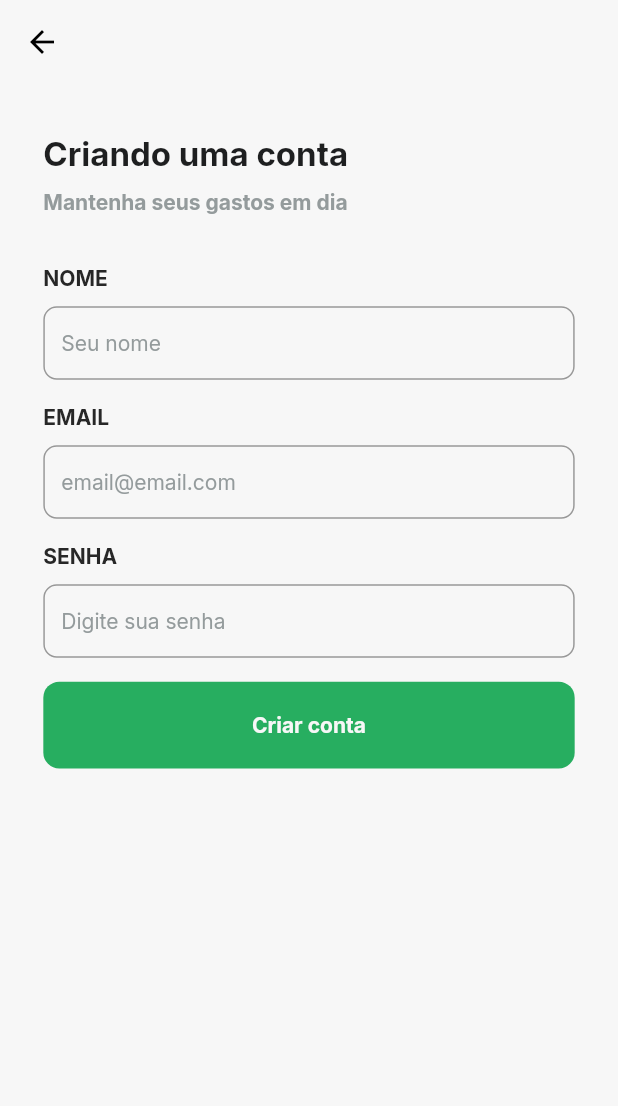
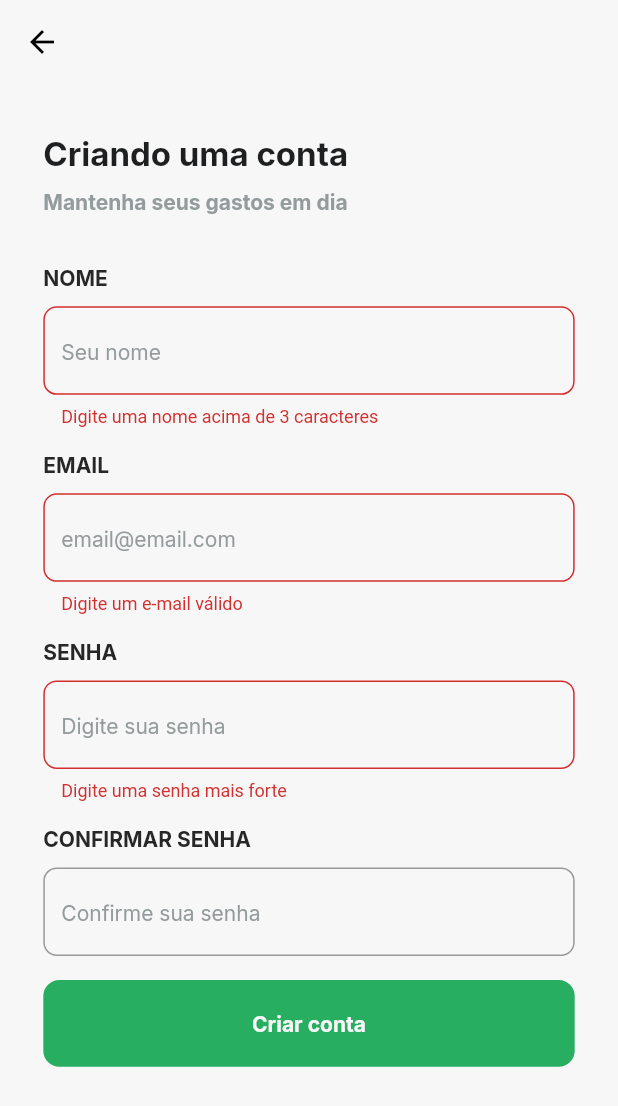
Before and after one commit to smiqueias/Ta-Caro-App, a Flutter app: the CreateAccountScreen screen opened directly, after a tap on "Criar conta", on a phone screen of 412 x 824 dp. Shown: the top 1106 px of the screen. Run offline on Flutter 3.47's test engine with Material 2 defaults, Android fonts, the phone set to English and light mode, and no system bars; our stand-ins replace flutter_screenutil, google_fonts, validators.

Commit message:
added validators in create screen

```diff
--- /dev/null
+++ b/lib/src/modules/create-account/view-model/create_account_vm.dart
@@ -0,0 +1,60 @@
+import 'package:flutter/material.dart';
+
+abstract class CreateAccountVM {
+  GlobalKey<FormState> get formKey;
+  String get email;
+  String get password;
+  String get confirmPassword;
+  String get name;
+  void onChange({String? email, String? password, String? confirmPassword, String? name});
+  bool validate();
+  void createAccount();
+}
+
+class CreateAccountVMImpl implements CreateAccountVM {
+  final _formKey = GlobalKey<FormState>();
+  String _email = "";
+  String _password = "";
+  String _confirmPassword = "";
+  String _name = "";
+
+  @override
+  String get confirmPassword => _confirmPassword;
+
+  @override
+  void createAccount() {
+    if (validate()) {
+      // call api
+    }
+  }
+
+  @override
+  String get email => _email;
+
+  @override
+  GlobalKey<FormState> get formKey => _formKey;
+
+  @override
+  void onChange({String? email, String? password, String? confirmPassword, String? name}) {
+    _email = email ?? _email;
+    _password = password ?? _password;
+    _confirmPassword = confirmPassword ?? _confirmPassword;
+    _name = name ?? _name;
+  }
+
+  @override
+  String get password => _password;
+
+  @override
+  bool validate() {
+    final form = _formKey.currentState!;
+    if (form.validate()) {
+      form.save();
+      return true;
+    }
+    return false;
+  }
+
+  @override
+  String get name => _name;
+}
--- a/lib/src/modules/create-account/view/screens/create_account_screen.dart
+++ b/lib/src/modules/create-account/view/screens/create_account_screen.dart
@@ -1,17 +1,19 @@
-import 'dart:io';
-
 import 'package:flutter/material.dart';
 import 'package:flutter_screenutil/flutter_screenutil.dart';
+import 'package:provider/src/provider.dart';
 import 'package:tacaro_app/src/core/components/button_component.dart';
 import 'package:tacaro_app/src/core/theme/app_theme.dart';
+import 'package:tacaro_app/src/modules/create-account/view-model/create_account_vm.dart';
 import 'package:tacaro_app/src/modules/login/view/components/form_component.dart';
 import 'package:tacaro_app/src/utils/extensions/text_extension.dart';
+import 'package:validators/validators.dart';
 
 class CreateAccountScreen extends StatelessWidget {
   const CreateAccountScreen({Key? key}) : super(key: key);
 
   @override
   Widget build(BuildContext context) {
+    final viewModel = context.read<CreateAccountVM>();
     return Scaffold(
       appBar: AppBar(
         leading: BackButton(color: AppTheme.colors.backButton),
@@ -19,6 +21,9 @@ class CreateAccountScreen extends StatelessWidget {
       body: SafeArea(
         child: Padding(
           padding: EdgeInsets.symmetric(horizontal: 30.0.w, vertical: 38.0.h),
+          child: Form(
+            key: viewModel.formKey,
+            child: SingleChildScrollView(
               child: Column(
                 crossAxisAlignment: CrossAxisAlignment.start,
                 children: [
@@ -26,14 +31,49 @@ class CreateAccountScreen extends StatelessWidget {
                   SizedBox(height: 10.0.h),
                   const Text("Mantenha seus gastos em dia").subTitle,
                   SizedBox(height: 38.0.h),
-              const FormComponent(label: "NOME", hintText: "Seu nome"),
+                  FormComponent(
+                    label: "NOME",
+                    hintText: "Seu nome",
+                    onChanged: (value) => viewModel.onChange(name: value),
+                    validator: (value) => isLength(value ?? "", 3) ? null : "Digite uma nome acima de 3 caracteres",
+                  ),
                   SizedBox(height: 18.0.h),
-              const FormComponent(label: "EMAIL", hintText: "email@email.com"),
+                  FormComponent(
+                    label: "EMAIL",
+                    hintText: "email@email.com",
+                    onChanged: (value) => viewModel.onChange(email: value),
+                    validator: (value) => isEmail(value ?? "") ? null : "Digite um e-mail válido",
+                  ),
                   SizedBox(height: 18.0.h),
-              const FormComponent(label: "SENHA", hintText: "Digite sua senha", obscure: true),
+                  FormComponent(
+                    label: "SENHA",
+                    hintText: "Digite sua senha",
+                    obscure: true,
+                    onChanged: (value) => viewModel.onChange(password: value),
+                    validator: (value) => isLength(value ?? "", 6) ? null : "Digite uma senha mais forte",
+                  ),
                   SizedBox(height: 18.0.h),
-              ButtonComponent(label: "Criar conta", onTap: () {}),
+                  FormComponent(
+                    label: "CONFIRMAR SENHA",
+                    hintText: "Confirme sua senha",
+                    obscure: true,
+                    onChanged: (value) => viewModel.onChange(confirmPassword: value),
+                    validator: (value) {
+                      if (value != viewModel.password) {
+                        return "As senhas não são iguais";
+                      }
+                      return null;
+                    },
+                  ),
+                  SizedBox(height: 18.0.h),
+                  ButtonComponent(
+                      label: "Criar conta",
+                      onTap: () {
+                        viewModel.createAccount();
+                      }),
                 ],
+              ),
+            ),
           ),
         ),
       ),
--- a/lib/src/modules/login/view/components/form_component.dart
+++ b/lib/src/modules/login/view/components/form_component.dart
@@ -26,9 +26,7 @@ class FormComponent extends StatelessWidget {
       children: [
         Text(label).label,
         SizedBox(height: 12.h),
-        SizedBox(
-          height: 55.h,
-          child: TextFormField(
+        TextFormField(
           onChanged: onChanged,
           validator: validator,
           obscureText: obscure,
@@ -41,7 +39,6 @@ class FormComponent extends StatelessWidget {
               borderSide: BorderSide(color: AppTheme.colors.border),
             ),
           ),
-          ),
         )
       ],
     );
```
Lines whose indentation alone changed are shown as unchanged.
